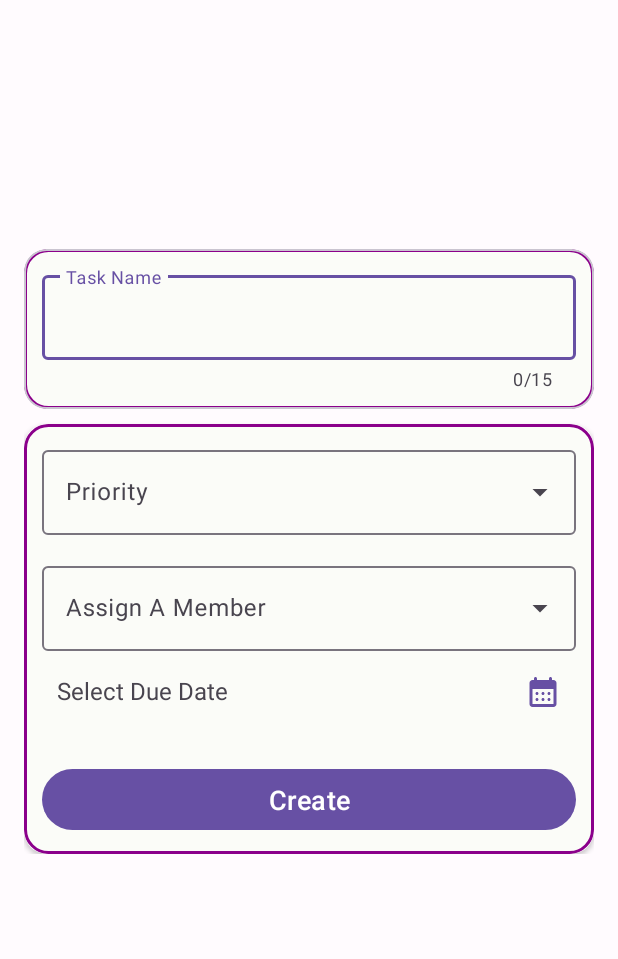
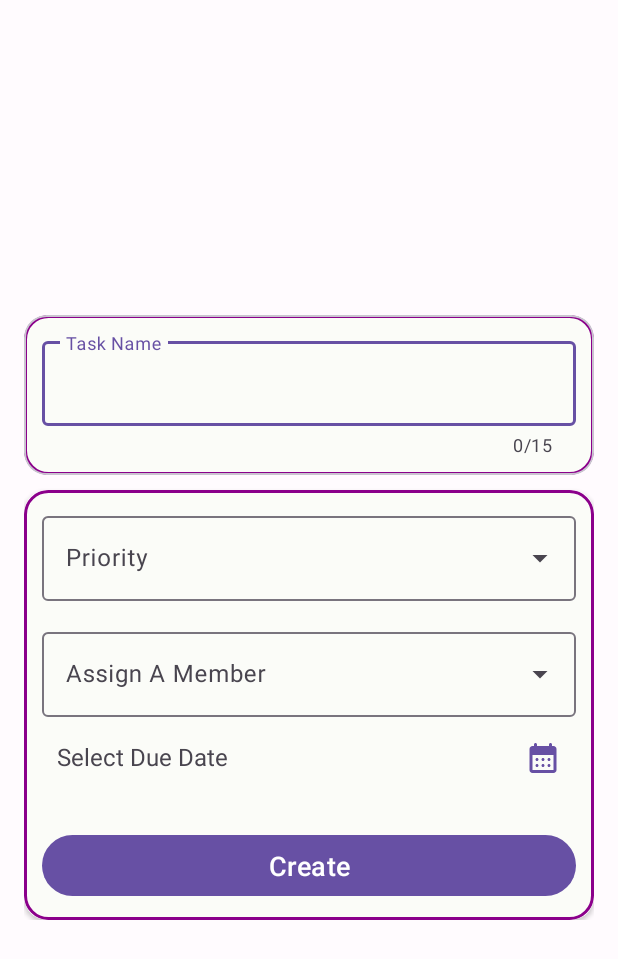
Before and after one commit to Amalwin2791/Project_Board, an Android app: the fragment TaskDetailsFragment shown on its own in the app's theme, on a phone screen of 412 x 824 dp. Shown: the top 959 px of the screen. Run offline under Robolectric (Android 15) with nearby library versions, the phone set to English and light mode, and no system bars; our stand-ins replace Dagger/Hilt's generated code; 3 statements that could not run were skipped.

Commit message:
bug fixes

```diff
--- a/app/src/main/AndroidManifest.xml
+++ b/app/src/main/AndroidManifest.xml
@@ -54,7 +54,7 @@
             android:windowSoftInputMode="adjustPan" />
         <activity
             android:name="com.example.boardsdraft.view.activities.LoginActivity"
-            android:exported="false"
+            android:exported="true"
             android:windowSoftInputMode="adjustResize" />
         <activity
             android:name="com.example.boardsdraft.view.activities.SplashScreen"
--- a/app/src/main/java/com/example/boardsdraft/db/UserRepoImp.kt
+++ b/app/src/main/java/com/example/boardsdraft/db/UserRepoImp.kt
@@ -34,7 +34,7 @@ class UserRepoImp @Inject constructor(
         retypePassword: String
     ): LoginResults {
         return withContext(Dispatchers.IO) {
-            val existingUser = dao.getUserByEmail(userName)
+            val existingUser = dao.getUserByEmail(email)
             if (existingUser != null) {
                 return@withContext LoginResults.USER_ALREADY_PRESENT
             }
--- a/app/src/main/java/com/example/boardsdraft/view/activities/TasksActivity.kt
+++ b/app/src/main/java/com/example/boardsdraft/view/activities/TasksActivity.kt
@@ -8,6 +8,7 @@ import androidx.appcompat.app.AppCompatActivity
 import com.example.boardsDraft.R
 import com.example.boardsDraft.databinding.ActivityTasksBinding
 import com.example.boardsdraft.view.fragments.EditBoardFragment
+import com.example.boardsdraft.view.fragments.EditTaskDetailsFragment
 import com.example.boardsdraft.view.fragments.MyDialogFragment
 import com.example.boardsdraft.view.fragments.TasksOfProjectFragment
 import com.example.boardsdraft.view.viewModel.BoardsViewModel
@@ -46,6 +47,7 @@ class TasksActivity : AppCompatActivity(),MyDialogFragment.OnItemClickListener{
                             .show(supportFragmentManager,"deleteDialog")
 
                     }
+
 
                     R.id.edit_board -> {
 
--- a/app/src/main/java/com/example/boardsdraft/view/fragments/EditTaskDetailsFragment.kt
+++ b/app/src/main/java/com/example/boardsdraft/view/fragments/EditTaskDetailsFragment.kt
@@ -162,7 +162,7 @@ class EditTaskDetailsFragment(
 
         val intent = Intent(requireContext().applicationContext, Notification::class.java)
         val title =  "Task Deadline Alert"
-        val message = "The Task ${binding.editTaskName.text.toString().trim()} is due Today."
+        val message = "The Task ${binding.editTaskName.text.toString().trim()} of Board ${task.projectName} is due Today."
         intent.putExtra(titleExtra,title)
         intent.putExtra(messageExtra,message)
 
@@ -170,7 +170,7 @@ class EditTaskDetailsFragment(
             requireContext().applicationContext,
             notificationID,
             intent,
-            PendingIntent.FLAG_CANCEL_CURRENT or PendingIntent.FLAG_IMMUTABLE
+            PendingIntent.FLAG_IMMUTABLE
         )
 
         val alarmManager = requireContext().getSystemService(Context.ALARM_SERVICE) as AlarmManager
--- a/app/src/main/java/com/example/boardsdraft/view/fragments/TaskDetailsFragment.kt
+++ b/app/src/main/java/com/example/boardsdraft/view/fragments/TaskDetailsFragment.kt
@@ -26,6 +26,7 @@ import com.example.boardsDraft.databinding.FragmentTaskDetailsBinding
 import com.example.boardsdraft.db.entities.Task
 import com.example.boardsdraft.db.entities.User
 import com.example.boardsdraft.view.Notification
+import com.example.boardsdraft.view.activities.SplashScreen
 import com.example.boardsdraft.view.channelID
 import com.example.boardsdraft.view.messageExtra
 import com.example.boardsdraft.view.notificationID
@@ -168,7 +169,7 @@ class TaskDetailsFragment : Fragment() {
 
         val intent = Intent(requireContext().applicationContext,Notification::class.java)
         val title =  "Task Deadline Alert"
-        val message = "The Task ${binding.etNameCardDetails.text.toString().trim()} is due Today."
+        val message = "The Task ${binding.etNameCardDetails.text.toString().trim()} of Board ${requireArguments().getString("projectName",null)} is due Today."
         intent.putExtra(titleExtra,title)
         intent.putExtra(messageExtra,message)
 
@@ -176,8 +177,9 @@ class TaskDetailsFragment : Fragment() {
             requireContext().applicationContext,
             notificationID,
             intent,
-            PendingIntent.FLAG_CANCEL_CURRENT or PendingIntent.FLAG_IMMUTABLE
+            PendingIntent.FLAG_IMMUTABLE
         )
+
 
         val alarmManager = requireContext().getSystemService(Context.ALARM_SERVICE) as AlarmManager
         alarmManager.setExactAndAllowWhileIdle(
@@ -189,7 +191,7 @@ class TaskDetailsFragment : Fragment() {
 
     @RequiresApi(Build.VERSION_CODES.O)
     private fun createNotificationChannel() {
-        val name = "Project Board Notification Channel"
+        val name = "Project Board Notifications"
         val description = "Deadline Alerts"
         val importance = NotificationManager.IMPORTANCE_HIGH
         val channel = NotificationChannel(channelID, name,importance)
--- a/app/src/main/java/com/example/boardsdraft/view/fragments/TasksOfProjectFragment.kt
+++ b/app/src/main/java/com/example/boardsdraft/view/fragments/TasksOfProjectFragment.kt
@@ -47,6 +47,8 @@ class TasksOfProjectFragment : Fragment() , TaskListAdapter.OnItemClickListener,
         _binding = FragmentTasksOfProjectBinding.bind(view)
 
         taskDetailsInit()
+
+
 
     }
      private fun taskDetailsInit() {
--- a/app/src/main/res/layout/fragment_my_profile.xml
+++ b/app/src/main/res/layout/fragment_my_profile.xml
@@ -99,7 +99,7 @@
                 android:text="@string/logOut"
                 app:layout_constraintTop_toBottomOf="@+id/change_my_password"
                 app:layout_constraintBottom_toBottomOf="parent"
-                android:layout_marginBottom="5dp"
+                android:layout_marginBottom="20dp"
                 app:layout_constraintStart_toStartOf="parent"
                 app:layout_constraintEnd_toEndOf="parent"
                 android:layout_marginTop="7dp"
@@ -109,6 +109,7 @@
                 android:drawablePadding="-30dp"
                 android:gravity="center"
                 android:textAlignment="center"
+
                 android:background="@drawable/my_profile_design"
 
                 />
--- a/app/src/main/res/layout/fragment_sign_in.xml
+++ b/app/src/main/res/layout/fragment_sign_in.xml
@@ -3,6 +3,7 @@
     xmlns:tools="http://schemas.android.com/tools"
     android:layout_width="match_parent"
     android:layout_height="match_parent"
+    android:layout_gravity="center"
     android:theme="@style/Theme.Material3.DayNight"
     xmlns:app="http://schemas.android.com/apk/res-auto"
     tools:context="com.example.boardsdraft.view.fragments.SignInFragment">
@@ -14,7 +15,7 @@
         <androidx.constraintlayout.widget.ConstraintLayout
             android:layout_width="match_parent"
             android:layout_height="wrap_content"
-            android:layout_marginTop="80dp">
+            android:layout_gravity="center_vertical">
 
             <com.google.android.material.textfield.TextInputLayout
                 android:id="@+id/sign_in_email_layout"
@@ -22,7 +23,7 @@
                 android:layout_width="0dp"
                 android:layout_height="wrap_content"
                 app:endIconMode="clear_text"
-                app:layout_constraintBottom_toBottomOf="parent"
+
                 app:layout_constraintEnd_toEndOf="parent"
                 app:layout_constraintStart_toStartOf="parent"
                 app:layout_constraintTop_toTopOf="parent"
@@ -83,7 +84,6 @@
                 app:layout_constraintTop_toBottomOf="@id/sign_in_password_layout"
                 app:layout_constraintWidth_percent=".35"
                 app:layout_constraintBottom_toBottomOf="parent"
-                android:layout_marginBottom="80dp"
                 tools:ignore="SpUsage" />
 
 
--- a/app/src/main/res/layout/fragment_task_details.xml
+++ b/app/src/main/res/layout/fragment_task_details.xml
@@ -13,11 +13,10 @@
         android:layout_width="match_parent"
         android:layout_height="wrap_content"
         android:orientation="vertical"
-        android:padding="@dimen/card_details_content_padding">
+        android:padding="@dimen/card_details_content_padding"
+        android:layout_gravity="center">
 
-        <Space
-            android:layout_width="match_parent"
-            android:layout_height="150dp" />
+
 
         <com.google.android.material.card.MaterialCardView
             android:layout_width="match_parent"
--- a/app/src/main/res/layout/fragment_tasks_of_project.xml
+++ b/app/src/main/res/layout/fragment_tasks_of_project.xml
@@ -1,4 +1,5 @@
 <androidx.constraintlayout.widget.ConstraintLayout xmlns:android="http://schemas.android.com/apk/res/android"
+    xmlns:app="http://schemas.android.com/apk/res-auto"
     xmlns:tools="http://schemas.android.com/tools"
     android:id="@+id/tasks_of_project"
     android:layout_width="match_parent"
@@ -10,11 +11,11 @@
     <ScrollView
         android:layout_width="match_parent"
         android:layout_height="match_parent">
+
         <androidx.recyclerview.widget.RecyclerView
             android:id="@+id/task_list"
             android:layout_width="match_parent"
-            android:layout_height="match_parent"
-            />
+            android:layout_height="match_parent" />
     </ScrollView>
 
 </androidx.constraintlayout.widget.ConstraintLayout>
```
Also changed, not shown: app/src/main/java/com/example/boardsdraft/view/Notification.kt (+14 -0 lines), app/src/main/java/com/example/boardsdraft/view/fragments/TaskInfoFragment.kt (+20 -2 lines).
